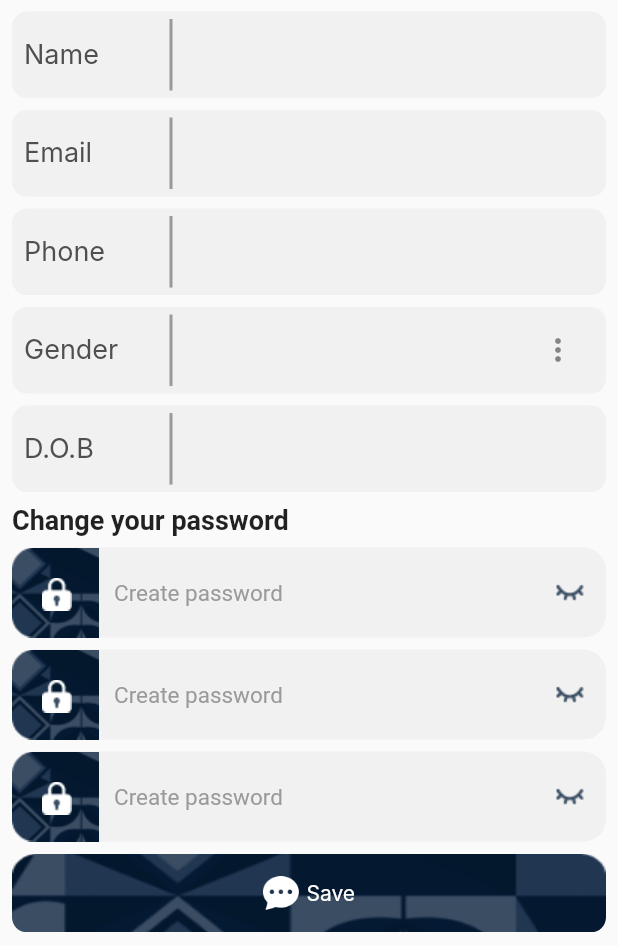
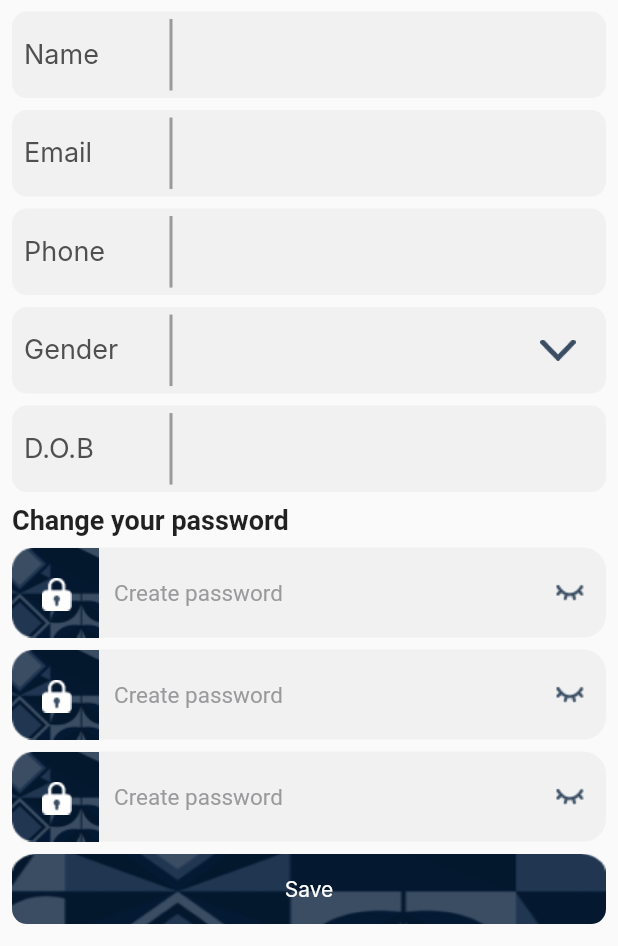
Before and after one commit to Abdulmohsen-12/law, a Flutter app: the Edit_profile_screen screen opened directly with empty values, after a tap on "Save", on a phone screen of 412 x 824 dp, the part 290-1236 px from its top. Run offline on Flutter 3.47's test engine with Material 2 defaults, Android fonts, the phone set to English and light mode, and no system bars; our stand-ins replace expandable_text, file_picker, flutter_zoom_drawer, internet_connection_checker, otp_text_field, shared_preferences and 1 more; missing offline and left inert: audio_waveforms; accounts and stored records are empty; network calls fail; Roboto replaces fonts that are missing (Avenir, Inter, Times New Roman); statements that could not run were skipped.

Commit message:
style(UI): Language screen ui - Language UI done
BREAKING CHANGE: yes
-edit prorfile api implement
-calander simple text change

Closes NO

```diff
--- a/lib/Screens/Calander.dart
+++ b/lib/Screens/Calander.dart
@@ -56,8 +56,10 @@ class _chalander_screenState extends State<chalander_screen> {
         body: Padding(
           padding: const EdgeInsets.only(left: 10,right: 10,bottom: 299),
           child: SfCalendar(
+            cellBorderColor: null,
             view: CalendarView.month,
             dataSource: MeetingDataSource(_getDataSource()),
+
             // by default the month appointment display mode set as Indicator, we can
             // change the display mode as appointment using the appointment display
             // mode property
@@ -75,7 +77,7 @@ List<Meeting> _getDataSource() {
   final DateTime startTime = DateTime(today.year, today.month, today.day, 9);
   final DateTime endTime = startTime.add(const Duration(hours: 2));
   meetings.add(Meeting(
-      'Conference', startTime, endTime, const Color(0xFF0F8644), false));
+      'meeting', startTime, endTime, const Color(0xFF0F8644), false));
   return meetings;
 }
 
--- a/lib/Screens/profile/edit_profile.dart
+++ b/lib/Screens/profile/edit_profile.dart
@@ -5,10 +5,12 @@ import 'package:flutter_zoom_drawer/flutter_zoom_drawer.dart';
 import 'package:law/Screens/drawer_screen.dart';
 import 'package:law/utils/Views.dart';
 
+import '../../api/responses/errror_respom.dart';
 import '../../api/services/api_service.dart';
 import 'package:shared_preferences/shared_preferences.dart';
 import 'package:http/http.dart' as http;
 import '../../utils/constant.dart';
+import 'myprofile.dart';
 
 class Edit_profile_screen extends StatefulWidget {
   final List<String> profile_values;
@@ -329,16 +331,16 @@ class _Edit_profile_screenState extends State<Edit_profile_screen> {
                           decoration:   InputDecoration(
                             suffixIcon:
                             PopupMenuButton(
-                              icon: Icon(Icons.more_vert),
+                              icon: Image.asset("assets/icons/arrow_down.png",scale: 1.7,),
                               itemBuilder: (context) {
                                 return [
                                   PopupMenuItem(
                                     value: 'edit',
-                                    child: Text('Edit'),
+                                    child: Text('male'),
                                   ),
                                   PopupMenuItem(
                                     value: 'delete',
-                                    child: Text('Delete'),
+                                    child: Text('female'),
                                   )
                                 ];
                               },
@@ -592,7 +594,30 @@ class _Edit_profile_screenState extends State<Edit_profile_screen> {
                     edit_profile_clicked=true;
                   });
                 },
-                child: imgtxtbutton(btntext: "Save"),
+                child:    Container(
+                  width: MediaQuery.of(context).size.width,
+                  decoration: const BoxDecoration(
+                    image:DecorationImage(
+                      image: AssetImage(
+                          'assets/images/Contrctdraft_title_BG.png'),
+                      fit: BoxFit.fill,
+                    ),
+
+                    borderRadius: BorderRadius.all(
+                      Radius.circular(10),
+                    ),
+                  ),
+                  child: Padding(
+                    padding: const EdgeInsets.all(15.0),
+                    child: Row(
+                      mainAxisAlignment: MainAxisAlignment.center,
+                      children: [
+                        Text("Save",style: TextStyle(fontFamily: 'Inter',color: Colors.white),),
+                      ],
+                    ),
+                  ),
+
+                ),
               ),
 
 
@@ -617,7 +642,7 @@ class _Edit_profile_screenState extends State<Edit_profile_screen> {
     SharedPreferences prefs = await SharedPreferences.getInstance();
     print(prefs.getString("accesstoken"));
     String? token=prefs.getString("accesstoken");
-    var apiUrl = Uri.parse(APIService.BASE_URL+ ApiRoute.update_profile);
+    var apiUrl = Uri.parse(APIService.BASE_URL2+ ApiRoute.update_profile);
     print(apiUrl);
     var response = await http.post(apiUrl,
         body: {
@@ -631,7 +656,15 @@ class _Edit_profile_screenState extends State<Edit_profile_screen> {
 
 
     );
-
+    statuscode codeResponse =
+    errorcodeFromJson(response.body);
+    if(codeResponse.statusCode==204){
+      Navigator.pushReplacement(context,
+        MaterialPageRoute(builder:
+            (context) =>
+            DrawerScreen(place:Profile_screen())),
+      );
+    }
     print("this is response"+response.body);
 
 
--- a/lib/utils/constant.dart
+++ b/lib/utils/constant.dart
@@ -151,6 +151,11 @@ abstract class Constant{
   static const helpingtxt = "how can I help you?";
 
 
+  //language
+  static const Languagetxt = "Language";
+
+
+
 
 
 
```
Also changed, not shown: lib/Screens/common/orderdetails.dart (+5 -2 lines), lib/Screens/language.dart (added, +198 -0 lines), lib/Screens/menu_screen.dart (+6 -1 lines), lib/Screens/profile/myprofile.dart (+7 -1 lines), assets/icons/arrow_down.png (added).
